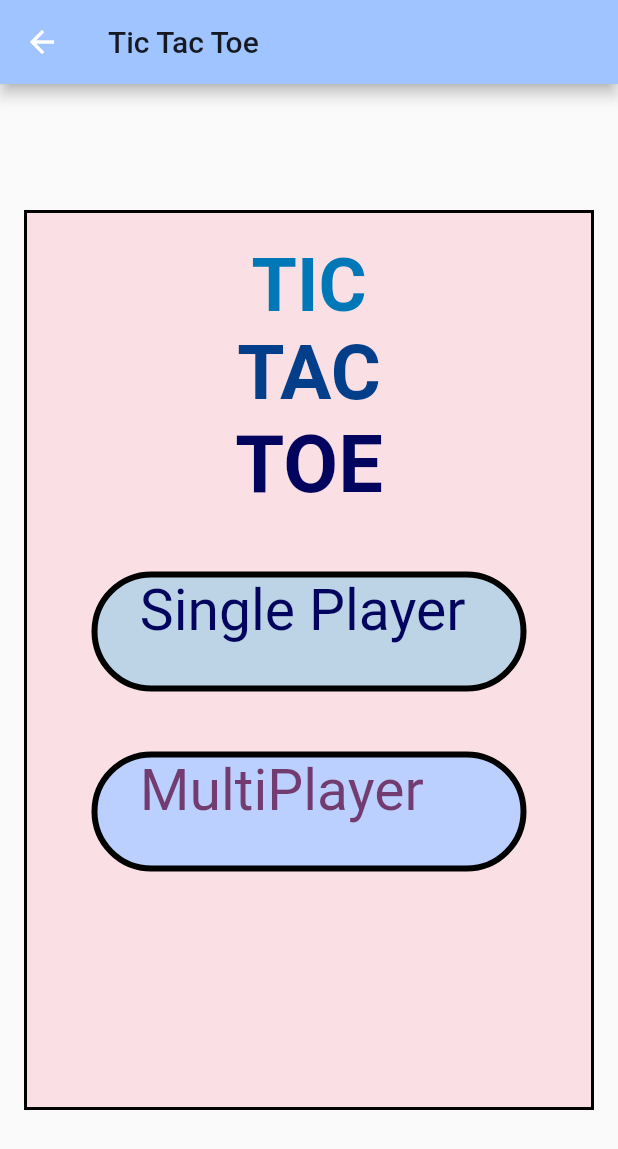
After one commit to krishnatrea/Tictactoe-flutter, a Flutter app: the Home screen opened directly, on a phone screen of 412 x 824 dp. The commit adds this screen. Shown: the top 1149 px of the screen. Run offline on Flutter 3.47's test engine with Material 2 defaults, Android fonts, the phone set to English and light mode, and no system bars.

Commit message:
Tic Tac Toe

```diff
--- /dev/null
+++ b/lib/Screens/home.dart
@@ -0,0 +1,100 @@
+import 'package:flutter/material.dart';
+import 'package:tictactoe/theme/theme.dart';
+
+class Home extends StatefulWidget {
+  @override
+  _HomeState createState() => _HomeState();
+}
+
+class _HomeState extends State<Home> {
+  @override
+  Widget build(BuildContext context) {
+    return Scaffold(
+      appBar: AppBar(
+        backgroundColor: Color(0xffa0c4ff),
+        title: Text(
+          "Tic Tac Toe",
+          style: Theme.of(context).textTheme.title,
+        ),
+      ),
+      body: Center(
+        child: Container(
+          width: 380,
+          height: 600,
+          decoration: BoxDecoration(
+            color: Color(0xfffae0e4),
+            shape: BoxShape.rectangle,
+            border: Border.all(width: 2, color: Colors.black),
+          ),
+          child: Column(
+            crossAxisAlignment: CrossAxisAlignment.center,
+            children: [
+              SizedBox(
+                height: 20,
+              ),
+              Text(
+                "TIC",
+                style: TextStyle(
+                    fontSize: 49,
+                    fontWeight: FontWeight.bold,
+                    color: Color(0xff0077b6)),
+              ),
+              Text(
+                "TAC",
+                style: TextStyle(
+                    fontSize: 51,
+                    fontWeight: FontWeight.bold,
+                    color: Color(0xff023e8a)),
+              ),
+              Text(
+                "TOE",
+                style: TextStyle(
+                    fontSize: 53,
+                    fontWeight: FontWeight.bold,
+                    color: Color(0xff03045e)),
+              ),
+              SizedBox(
+                height: 40,
+              ),
+              GestureDetector(
+                onTap: () {},
+                child: Container(
+                  height: 80,
+                  width: 290,
+                  decoration: BoxDecoration(
+                    color: Color(0xffbcd4e6),
+                    border: Border.all(width: 4, color: Colors.black),
+                    borderRadius: BorderRadius.circular(40),
+                  ),
+                  child: Text(
+                    "   Single Player  ",
+                    style: TextStyle(color: Color(0xff03045e), fontSize: 38),
+                  ),
+                ),
+              ),
+              SizedBox(
+                height: 40,
+              ),
+              GestureDetector(
+                onTap: () {},
+                child: Container(
+                  height: 80,
+                  width: 290,
+                  decoration: BoxDecoration(
+                    color: Color(0xffbbd0ff),
+                    border: Border.all(width: 4, color: Colors.black),
+                    borderRadius: BorderRadius.circular(40),
+                  ),
+                  child: Text(
+                    "   MultiPlayer  ",
+                    style: TextStyle(color: Color(0xff723c70), fontSize: 38),
+                  ),
+                ),
+              ),
+            ],
+          ),
+        ),
+      ),
+    );
+  }
+}
--- a/lib/main.dart
+++ b/lib/main.dart
@@ -1,9 +1,14 @@
 import 'package:flutter/material.dart';
 import 'package:tictactoe/Screens/GameScreen.dart';
+import 'package:tictactoe/Screens/home.dart';
+import 'theme/theme.dart';
+import 'theme/theme2.dart';
 
 void main() {
   runApp(
     MaterialApp(
+      // theme: Theme1.base,
+      // darkTheme: Theme2.base,
       debugShowCheckedModeBanner: false,
       home: GameScreen(),
     ),
```
Also changed, not shown: lib/theme/theme.dart (added, +33 -0 lines), lib/theme/theme2.dart (added, +23 -0 lines), pubspec.yaml (+8 -13 lines), fonts/CrimsonText-Italic.ttf (added), fonts/RobotoSlab-VariableFont_wght.ttf (added), lib/Screens/tempCodeRunnerFile.dart (added), pubspec.lock.
